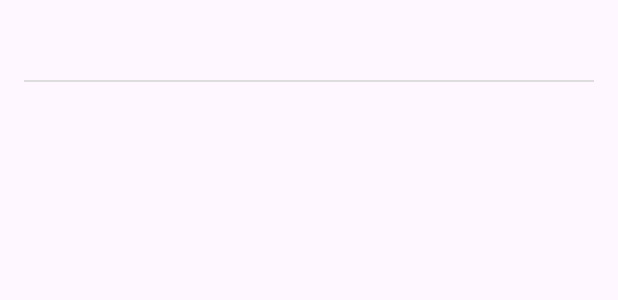
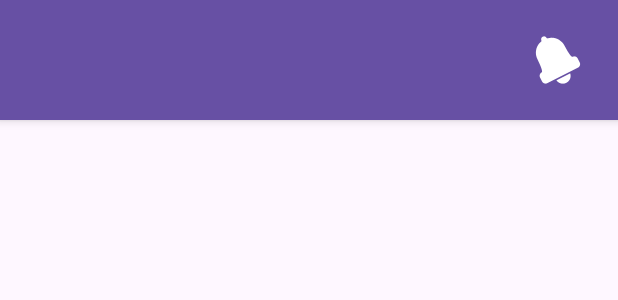
Before and after one commit to Andrew-dev-lab/NoteRemindMe, an Android app: the layout activity_view_content.xml on its own in the app's theme, with its tools: preview values and no code run, on a phone screen of 412 x 824 dp. Shown: the top 300 px of the screen. Run offline under Robolectric (Android 15) with nearby library versions, the phone set to English and light mode, and no system bars.

Commit message:
Alarm implementation + 3 vert dot

```diff
--- a/app/src/main/java/com/example/noteremindme/AppDatabase.java
+++ b/app/src/main/java/com/example/noteremindme/AppDatabase.java
@@ -5,7 +5,7 @@ import androidx.room.Room;
 import androidx.room.RoomDatabase;
 import android.content.Context;
 
-@Database(entities = {Note.class}, version = 2, exportSchema = false)
+@Database(entities = {Note.class}, version = 3, exportSchema = false)
 public abstract class AppDatabase extends RoomDatabase {
 
     private static AppDatabase instance;
--- a/app/src/main/java/com/example/noteremindme/Note.java
+++ b/app/src/main/java/com/example/noteremindme/Note.java
@@ -13,6 +13,7 @@ public class Note implements Serializable {
     private String description;
     private String content;
     private String summary;
+    private long reminderTimestamp;
 
     public int getId() { return id; }
     public void setId(int id) { this.id = id; }
@@ -28,4 +29,7 @@ public class Note implements Serializable {
 
     public String getSummary() { return summary; }
     public void setSummary(String summary) { this.summary = summary; }
+
+    public long getReminderTimestamp() { return reminderTimestamp; }
+    public void setReminderTimestamp(long reminderTimestamp) { this.reminderTimestamp = reminderTimestamp; }
 }
--- a/app/src/main/java/com/example/noteremindme/NoteDao.java
+++ b/app/src/main/java/com/example/noteremindme/NoteDao.java
@@ -21,4 +21,7 @@ public interface NoteDao {
 
     @Query("SELECT * FROM Note ORDER BY id DESC")
     List<Note> getAllNotes();
+
+    @Query("SELECT * FROM Note WHERE id = :noteId LIMIT 1")
+    Note getNoteById(int noteId);
 }
--- /dev/null
+++ b/app/src/main/res/drawable/baseline_more_vert_24.xml
@@ -0,0 +1,5 @@
+<vector xmlns:android="http://schemas.android.com/apk/res/android" android:height="24dp" android:tint="#000000" android:viewportHeight="24" android:viewportWidth="24" android:width="24dp">
+
+    <path android:fillColor="@android:color/white" android:pathData="M12,8c1.1,0 2,-0.9 2,-2s-0.9,-2 -2,-2 -2,0.9 -2,2 0.9,2 2,2zM12,10c-1.1,0 -2,0.9 -2,2s0.9,2 2,2 2,-0.9 2,-2 -0.9,-2 -2,-2zM12,16c-1.1,0 -2,0.9 -2,2s0.9,2 2,2 2,-0.9 2,-2 -0.9,-2 -2,-2z"/>
+
+</vector>
--- a/app/src/main/res/layout/activity_view_content.xml
+++ b/app/src/main/res/layout/activity_view_content.xml
@@ -3,29 +3,42 @@
     android:layout_width="match_parent"
     android:layout_height="match_parent"
     android:orientation="vertical"
+    android:background="?android:attr/windowBackground"> <RelativeLayout
+    android:layout_width="match_parent"
+    android:layout_height="wrap_content"
+    android:background="?attr/colorPrimary"
+    android:elevation="4dp"
     android:padding="16dp">
 
     <TextView
         android:id="@+id/tvViewTitle"
-        android:layout_width="match_parent"
+        android:layout_width="wrap_content"
         android:layout_height="wrap_content"
-        android:textSize="22sp"
+        android:layout_alignParentStart="true"
+        android:layout_centerVertical="true"
+        android:layout_toStartOf="@id/btnSetReminder"
+        android:textSize="20sp"
         android:textStyle="bold"
-        android:textColor="#333333"
-        android:paddingBottom="8dp" />
-
-    <View
-        android:layout_width="match_parent"
-        android:layout_height="1dp"
-        android:background="#DDDDDD"
-        android:layout_marginBottom="12dp" />
+        android:textColor="?attr/colorOnPrimary" /> <ImageButton
+    android:id="@+id/btnSetReminder"
+    android:layout_width="48dp"
+    android:layout_height="48dp"
+    android:layout_alignParentEnd="true"
+    android:layout_centerVertical="true"
+    android:background="?attr/selectableItemBackgroundBorderless"
+    android:src="@android:drawable/ic_popup_reminder"
+    android:tint="?attr/colorOnPrimary"
+    android:contentDescription="Set Alarm" />
+</RelativeLayout>
 
     <EditText
         android:id="@+id/etContent"
         android:layout_width="match_parent"
         android:layout_height="match_parent"
         android:gravity="top"
+        android:padding="16dp"
         android:background="@null"
+        android:textColor="?android:attr/textColorPrimary"
         android:textSize="18sp" />
 
 </LinearLayout>
--- a/app/src/main/res/layout/item_note.xml
+++ b/app/src/main/res/layout/item_note.xml
@@ -1,6 +1,7 @@
 <RelativeLayout xmlns:android="http://schemas.android.com/apk/res/android"
     android:layout_width="match_parent"
     android:layout_height="wrap_content"
+    xmlns:app="http://schemas.android.com/apk/res-auto"
     android:padding="16dp">
 
     <LinearLayout
@@ -32,6 +33,8 @@
         android:layout_alignParentEnd="true"
         android:layout_centerVertical="true"
         android:background="?attr/selectableItemBackgroundBorderless"
-        android:src="@android:drawable/ic_menu_more" />
+        android:src="@drawable/baseline_more_vert_24"
+        app:tint="?android:attr/textColorPrimary"
+        android:contentDescription="Options" />
 
 </RelativeLayout>
```
Also changed, not shown: app/src/main/AndroidManifest.xml (+13 -15 lines), app/src/main/java/com/example/noteremindme/AlarmReceiver.java (added, +48 -0 lines), app/src/main/java/com/example/noteremindme/ViewContentActivity.java (+93 -1 lines).
